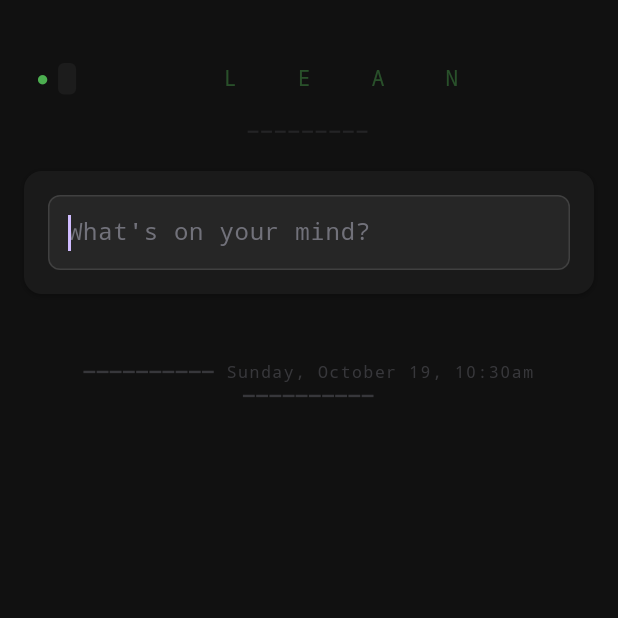
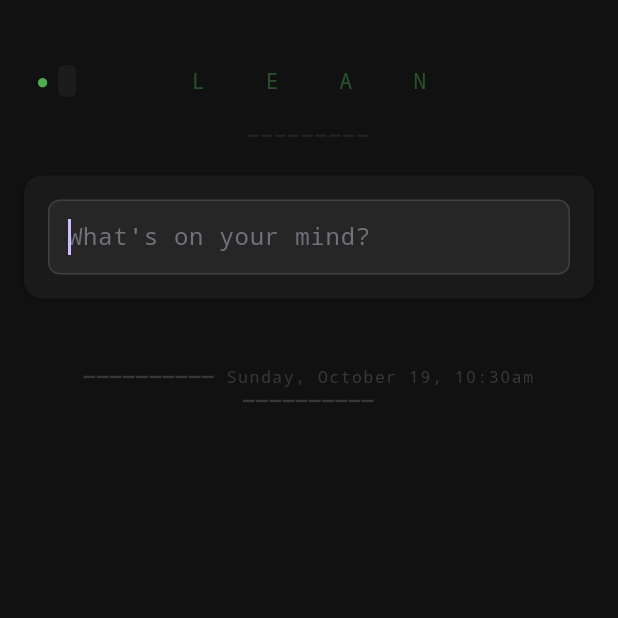
Before and after one commit to spiffler33/lean-flutter, a Flutter app: the screen it shows once a user with an empty profile is signed in, on a phone screen of 412 x 824 dp, the top half of it. Run offline on Flutter 3.47's test engine with Material 3 defaults, Android fonts, the phone set to English and light mode, and no system bars; our stand-ins replace shared_preferences, sqflite, supabase_flutter; accounts and stored records are empty.

Commit message:
Fix mobile alignment: Use Stack layout for true centering
ROOT CAUSE:
- Row with spaceBetween was centering LEAN between auth button and todo counter
- Auth button and todo counter have different widths (variable text)
- LEAN text was NOT centered on screen, but decorative line WAS
- Result: visual misalignment on mobile

SOLUTION:
- Replace Row with Stack layout
- LEAN text: Center widget (true screen center)
- Decorative line: Container with full width + center alignment
- Auth button: Positioned(left: 0) - floats on left
- Todo counter: Positioned(right: 0) - floats on right

RESULT:
- Both LEAN text and decorative line are perfectly centered
- Side buttons don't affect centering
- Consistent alignment across all screen sizes

🤖 Generated with [Claude Code](https://claude.com/claude-code)

Co-Authored-By: Claude <noreply@anthropic.com>

```diff
--- a/lean_flutter/lib/screens/home_screen.dart
+++ b/lean_flutter/lib/screens/home_screen.dart
@@ -235,19 +235,36 @@ class _HomeScreenState extends State<HomeScreen> {
                   const SizedBox(height: 10),
 
                   // Header: "L E A N" with line (matching original)
+                  // Use Stack to ensure LEAN text and decorative line are truly centered
                   Column(
                     children: [
-                      Row(
-                        mainAxisAlignment: MainAxisAlignment.spaceBetween,
+                      SizedBox(
+                        height: 48, // Match touch target height
+                        child: Stack(
                           children: [
-                          // Auth indicator (left side, like PWA)
-                          Consumer<AuthProvider>(
+                            // Centered "L E A N" text
+                            Center(
+                              child: Text(
+                                'L  E  A  N',
+                                style: TextStyle(
+                                  fontSize: 14,
+                                  fontWeight: FontWeight.w300,
+                                  letterSpacing: 8,
+                                  color: colors.logoColor.withOpacity(0.4),
+                                ),
+                              ),
+                            ),
+                            // Auth indicator (positioned left)
+                            Positioned(
+                              left: 0,
+                              top: 0,
+                              bottom: 0,
+                              child: Consumer<AuthProvider>(
                                 builder: (context, authProvider, _) {
                                   return InkWell(
                                     onTap: () => _handleAuthClick(authProvider),
                                     borderRadius: BorderRadius.circular(8),
                                     child: Padding(
-                                  // Minimum 48x48pt touch target
                                       padding: const EdgeInsets.symmetric(
                                         horizontal: 8,
                                         vertical: 12,
@@ -255,7 +272,6 @@ class _HomeScreenState extends State<HomeScreen> {
                                       child: Row(
                                         mainAxisSize: MainAxisSize.min,
                                         children: [
-                                      // Sync indicator
                                           Text(
                                             authProvider.isAuthenticated ? '●' : '○',
                                             style: TextStyle(
@@ -266,7 +282,6 @@ class _HomeScreenState extends State<HomeScreen> {
                                             ),
                                           ),
                                           const SizedBox(width: 6),
-                                      // Auth button text
                                           Container(
                                             padding: const EdgeInsets.symmetric(
                                               horizontal: 6,
@@ -292,21 +307,14 @@ class _HomeScreenState extends State<HomeScreen> {
                                   );
                                 },
                               ),
-                          const Spacer(),
-                          Text(
-                            'L  E  A  N',
-                            style: TextStyle(
-                              fontSize: 14,
-                              fontWeight: FontWeight.w300,
-                              letterSpacing: 8,
-                              color: colors.logoColor.withOpacity(0.4),
                             ),
-                          ),
-                          const Spacer(),
-                          // Todo counter (clickable)
-                          Consumer<EntryProvider>(
+                            // Todo counter (positioned right)
+                            Positioned(
+                              right: 0,
+                              top: 0,
+                              bottom: 0,
+                              child: Consumer<EntryProvider>(
                                 builder: (context, provider, _) {
-                              // Count from ALL entries, not just filtered ones (PWA behavior)
                                   final todoCount = provider.openTodoCount;
 
                                   if (todoCount == 0) {
@@ -322,7 +330,6 @@ class _HomeScreenState extends State<HomeScreen> {
                                     },
                                     borderRadius: BorderRadius.circular(12),
                                     child: Padding(
-                                  // Minimum 48x48pt touch target
                                       padding: const EdgeInsets.symmetric(
                                         horizontal: 4,
                                         vertical: 12,
@@ -359,9 +366,12 @@ class _HomeScreenState extends State<HomeScreen> {
                                   );
                                 },
                               ),
+                            ),
                           ],
                         ),
+                      ),
                       const SizedBox(height: 5),
+                      // Decorative line - also centered
                       Container(
                         width: double.infinity,
                         alignment: Alignment.center,
```
Lines whose indentation alone changed are shown as unchanged.
